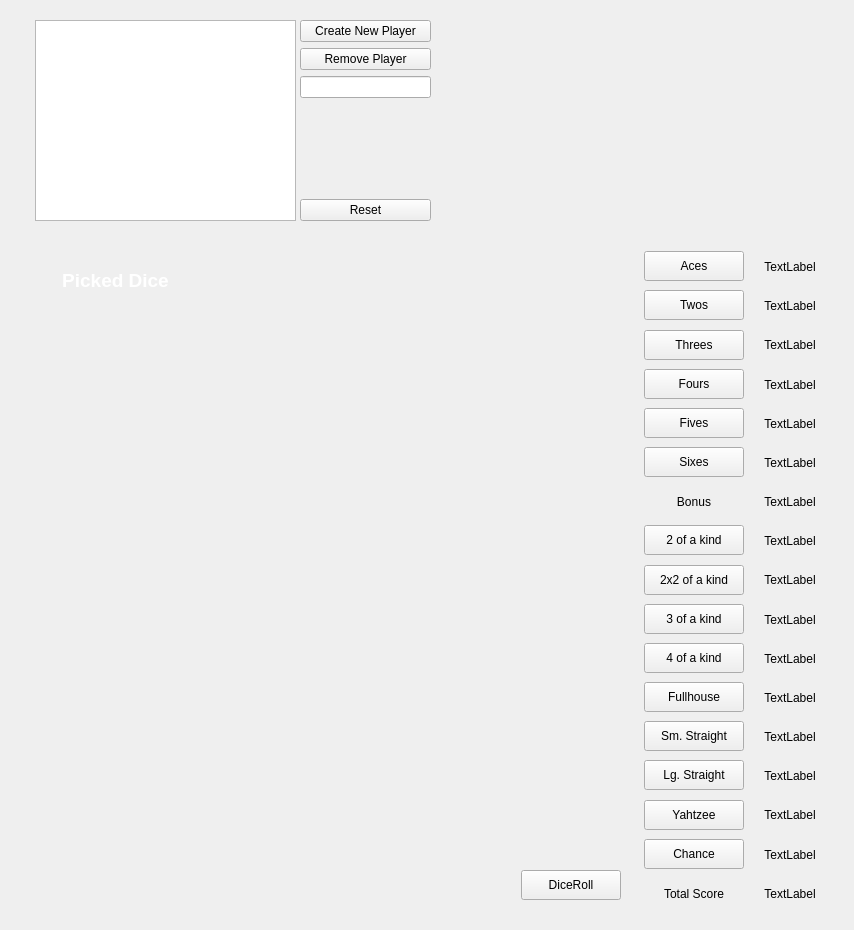
Before: the Qt Designer form GUI.ui in MoVo01/Kniffel, drawn with Qt 5.
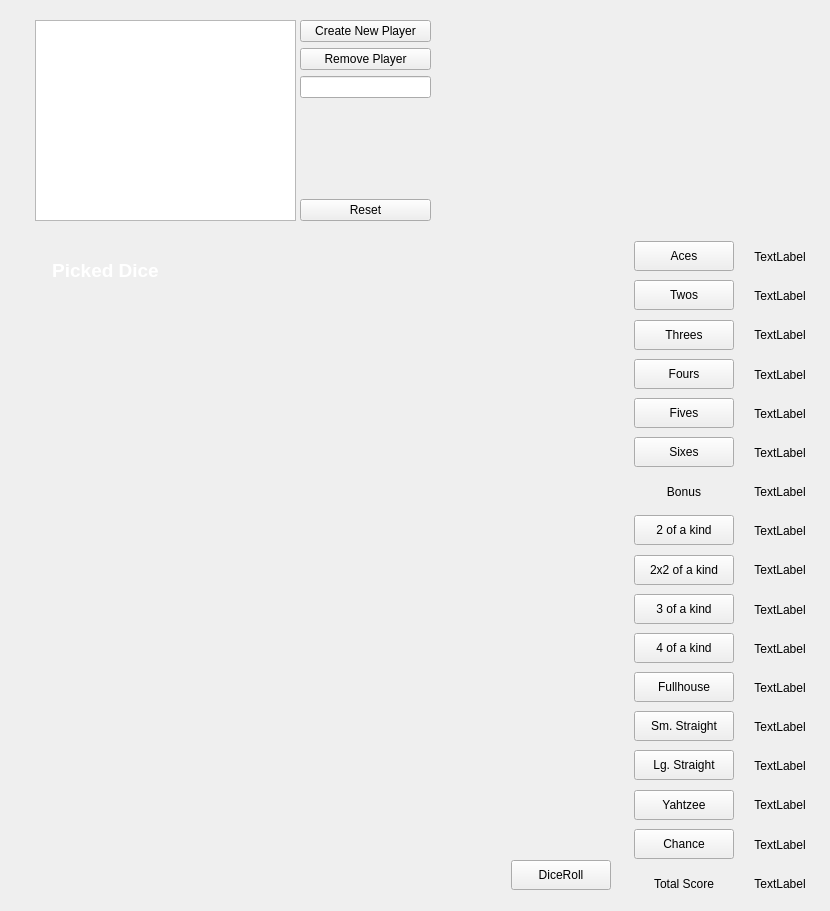
After: the same form once the commit is applied. Custom widgets are drawn as their Qt base class.

What changed in the file:
```diff
--- a/GUI.ui
+++ b/GUI.ui
@@ -6,8 +6,8 @@
    <rect>
     <x>0</x>
     <y>0</y>
-    <width>854</width>
-    <height>930</height>
+    <width>830</width>
+    <height>911</height>
    </rect>
   </property>
   <property name="windowTitle">
@@ -19,7 +19,7 @@
      <x>20</x>
      <y>10</y>
      <width>421</width>
-     <height>221</height>
+     <height>211</height>
     </rect>
    </property>
    <widget class="QListWidget" name="Playerlist">
@@ -93,15 +93,15 @@
     <rect>
      <x>20</x>
      <y>240</y>
-     <width>821</width>
-     <height>681</height>
+     <width>801</width>
+     <height>661</height>
     </rect>
    </property>
    <widget class="QWidget" name="">
     <property name="geometry">
      <rect>
-      <x>10</x>
-      <y>10</y>
+      <x>0</x>
+      <y>0</y>
       <width>800</width>
       <height>660</height>
      </rect>
```
Left out of the diff: 88 changed lines with no effect on the pictures.
